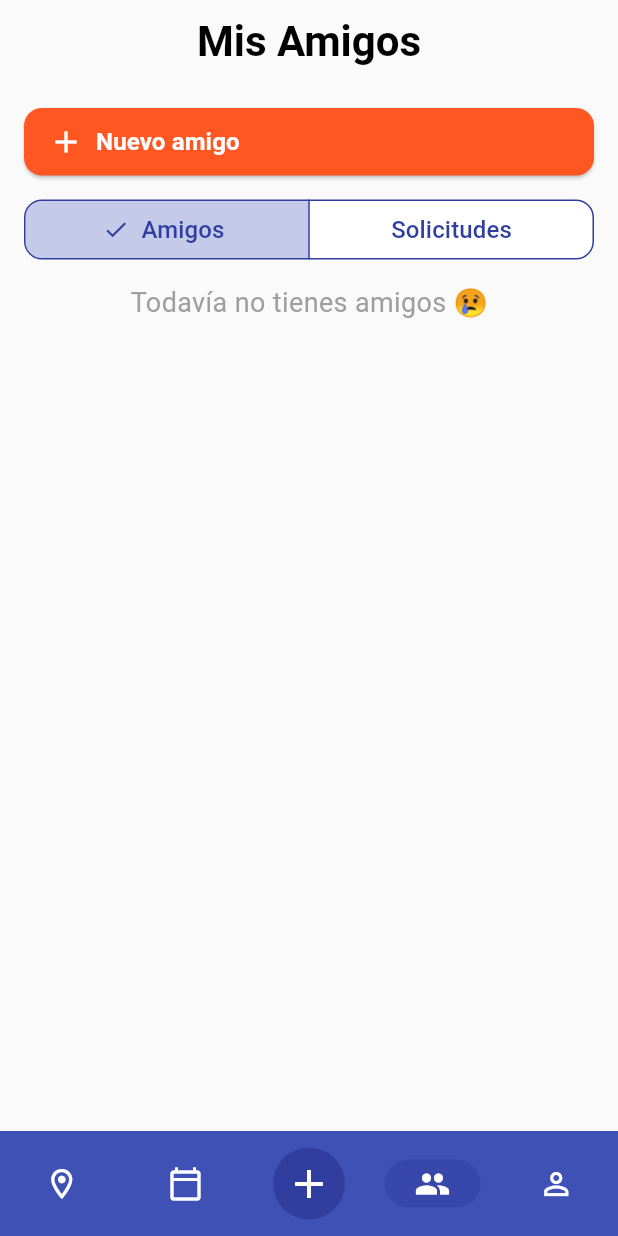
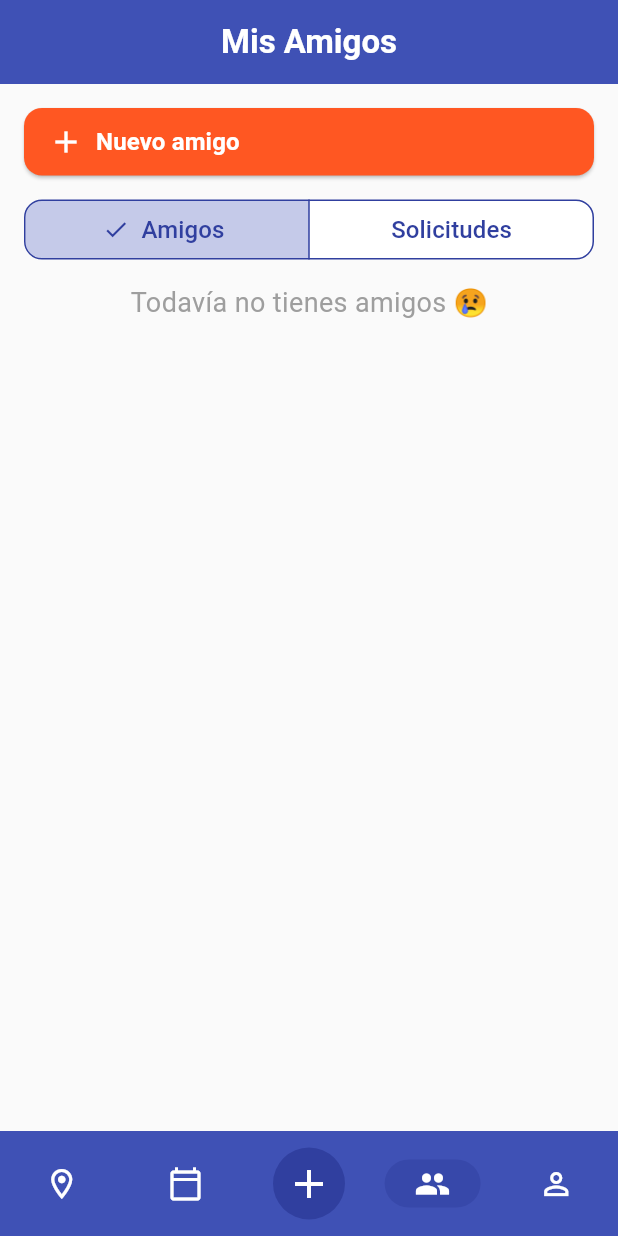
Before and after one commit to Camilu-png/quedamos, a Flutter app: the screen it shows once a user with an empty profile is signed in, item 4 of the bottom bar chosen, on a phone screen of 412 x 824 dp. Run offline on Flutter 3.47's test engine with Material 3 defaults, Android fonts, the phone set to English and light mode, and no system bars; our stand-ins replace cloud_firestore, firebase_auth, firebase_core, infinite_scroll_pagination; accounts and stored records are empty.

Commit message:
style(ui): update AppBar to use Material Design 3 style

```diff
--- a/lib/screens/friends_screen.dart
+++ b/lib/screens/friends_screen.dart
@@ -45,13 +45,21 @@ class _FriendsScreenState extends State<FriendsScreen> {
   Widget build(BuildContext context) {
     print("👾 UID del usuario -> ${widget.userID}");
     return Scaffold(
-      backgroundColor: backgroundColor,
-      appBar: AppBar(
-        title: const Text("Mis Amigos", style: titleText),
-        centerTitle: true,
-        backgroundColor: backgroundColor,
-        surfaceTintColor: Colors.transparent,
-      ),
+      backgroundColor: Theme.of(context).colorScheme.surfaceContainerLowest,
+        appBar: AppBar(
+          title: Text(
+            "Mis Amigos",
+            style: Theme.of(context).textTheme.titleLarge?.copyWith(
+              color: Theme.of(context).colorScheme.onPrimary,
+              fontWeight: FontWeight.w600,
+            )
+          ),
+          centerTitle: true,
+          backgroundColor: Theme.of(context).colorScheme.primary,
+          foregroundColor: Theme.of(context).colorScheme.onPrimary,
+          surfaceTintColor: Theme.of(context).colorScheme.primaryContainer,
+          elevation: 0,
+        ),
       body: StreamBuilder<List<Map<String, dynamic>>>(
     stream: selectedSegment == 'Amigos'
         ? _friendsService.getFriends(widget.userID)
```
Also changed, not shown: lib/screens/add_friend_screen.dart (+14 -9 lines), lib/screens/profile_sreen.dart (+15 -7 lines).
